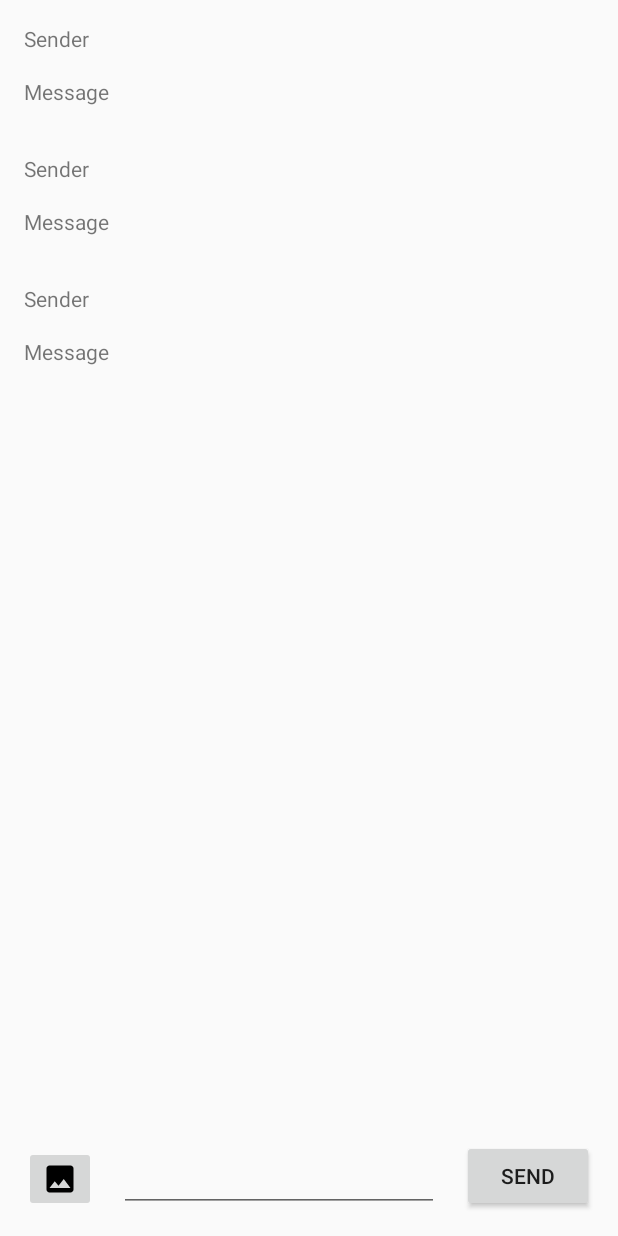
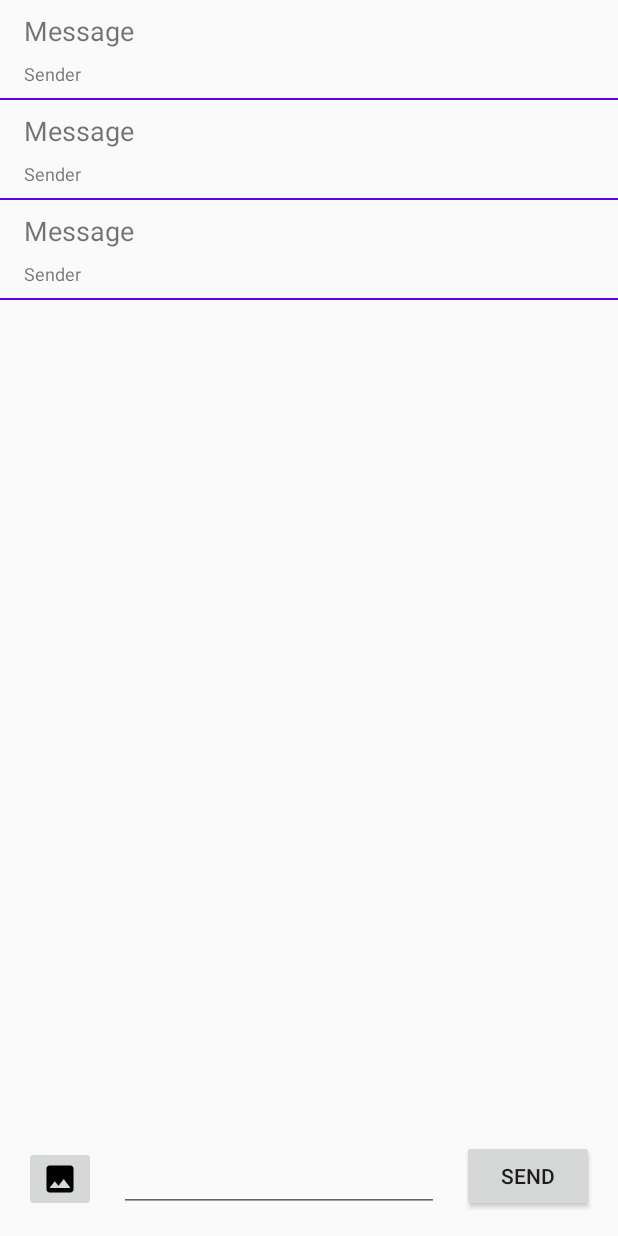
Before and after one commit to cicelcup/Learning_Udacity_Firebase, an Android app: the layout activity_main.xml on its own in the app's theme, with its tools: preview values and no code run, on a phone screen of 412 x 824 dp. Run offline under Robolectric (Android 15) with nearby library versions, the phone set to English and light mode, and no system bars.

Commit message:
Set the layout of the recycler item

```diff
--- a/app/src/main/java/com/example/testing_firebasedb/MessagesVM.kt
+++ b/app/src/main/java/com/example/testing_firebasedb/MessagesVM.kt
@@ -10,6 +10,11 @@ import com.google.firebase.database.DatabaseReference
 import com.google.firebase.database.FirebaseDatabase
 
 class MessagesVM(application: Application) : AndroidViewModel(application) {
+    //variables for the array
+    private val messagesArray = ArrayList<FriendlyMessage>()
+    private val _messagesList = MutableLiveData<List<FriendlyMessage>>()
+    val messagesList: LiveData<List<FriendlyMessage>> = _messagesList
+
     //Firebase variables
     private lateinit var messageReference: DatabaseReference
 
@@ -27,9 +32,11 @@ class MessagesVM(application: Application) : AndroidViewModel(application) {
             .child("messages")
 
         //set the friendly Message
-        val friendlyMessage = FriendlyMessage(message.get(), "JAPM", null)
+        val friendlyMessage = FriendlyMessage(message.get(), "Jorge", null)
         //push the value to the database
-        messageReference.push().setValue(friendlyMessage)
+        //messageReference.push().setValue(friendlyMessage)
+        messagesArray.add(friendlyMessage)
+        _messagesList.value = messagesArray
 
         //clear the edit text
         message.set("")
--- a/app/src/main/res/layout/activity_main.xml
+++ b/app/src/main/res/layout/activity_main.xml
@@ -19,7 +19,7 @@
             android:id="@+id/recyclerMessage"
             android:layout_width="0dp"
             android:layout_height="0dp"
-            app:data="@{viewModel.listOfMessages}"
+            app:data="@{viewModel.messagesList}"
             app:layout_constraintBottom_toTopOf="@+id/textMessage"
             app:layout_constraintEnd_toEndOf="parent"
             app:layout_constraintStart_toStartOf="parent"
--- a/app/src/main/res/layout/item_message.xml
+++ b/app/src/main/res/layout/item_message.xml
@@ -5,6 +5,7 @@
 
     <data>
 
+        <import type="android.view.View" />
         <variable
             name="item"
             type="com.example.testing_firebasedb.FriendlyMessage" />
@@ -19,10 +20,11 @@
             android:layout_width="wrap_content"
             android:layout_height="wrap_content"
             android:layout_marginStart="16dp"
-            android:layout_marginTop="16dp"
+            android:layout_marginTop="8dp"
             android:text="@{item.message}"
+            android:textSize="18sp"
             app:layout_constraintStart_toStartOf="parent"
-            app:layout_constraintTop_toBottomOf="@+id/itemSender"
+            app:layout_constraintTop_toTopOf="parent"
             tools:text="@string/item_message" />
 
         <TextView
@@ -30,20 +32,30 @@
             android:layout_width="wrap_content"
             android:layout_height="wrap_content"
             android:layout_marginStart="16dp"
-            android:layout_marginTop="16dp"
+            android:layout_marginTop="8dp"
+            android:textSize="12sp"
             android:text="@{item.sender}"
             app:layout_constraintStart_toStartOf="parent"
-            app:layout_constraintTop_toTopOf="parent"
+            app:layout_constraintTop_toBottomOf="@id/itemMessage"
             tools:text="@string/item_sender" />
 
         <ImageView
             android:id="@+id/itemImage"
             android:layout_width="wrap_content"
             android:layout_height="wrap_content"
+            android:visibility="@{item.photo != null ? View.GONE : View.VISIBLE }"
             android:layout_marginStart="16dp"
-            android:layout_marginTop="16dp"
+            android:layout_marginTop="8dp"
             app:layout_constraintStart_toStartOf="parent"
-            app:layout_constraintTop_toBottomOf="@+id/itemMessage"
+            app:layout_constraintTop_toBottomOf="@+id/itemSender"
             android:contentDescription="@string/image_content_description" />
+
+        <View
+            android:layout_width="match_parent"
+            android:layout_height="1dp"
+            android:background="@color/colorPrimary"
+            app:layout_constraintEnd_toEndOf="parent"
+            app:layout_constraintStart_toStartOf="parent"
+            app:layout_constraintTop_toBottomOf="@+id/itemImage" />
     </androidx.constraintlayout.widget.ConstraintLayout>
 </layout>
```
